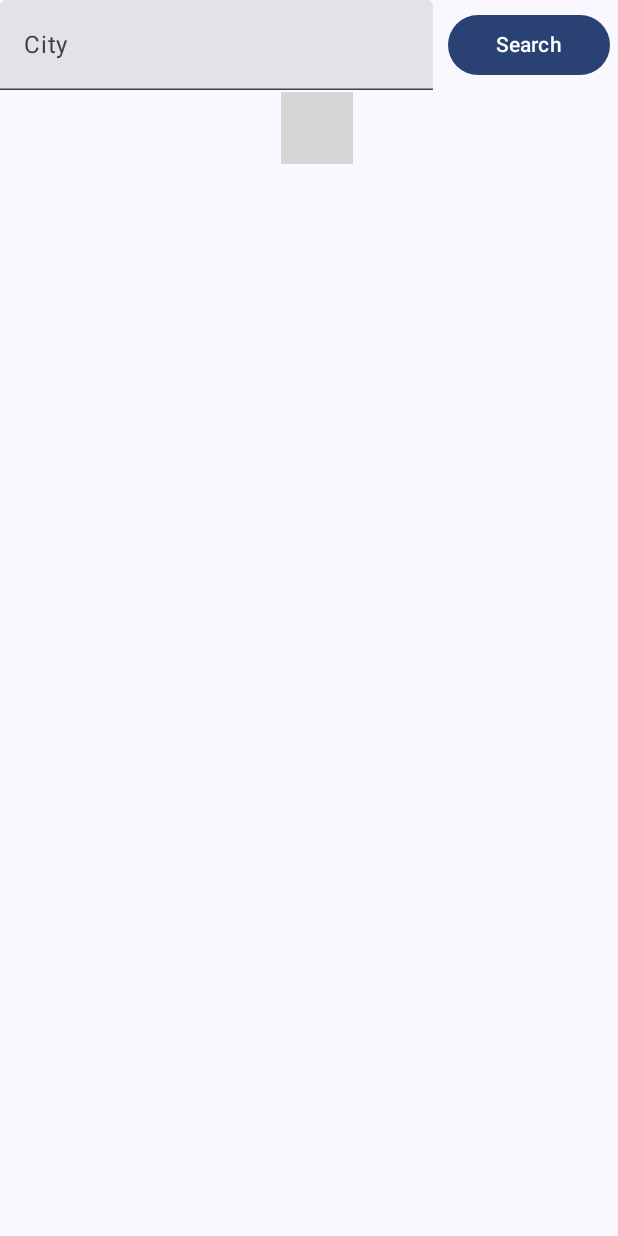
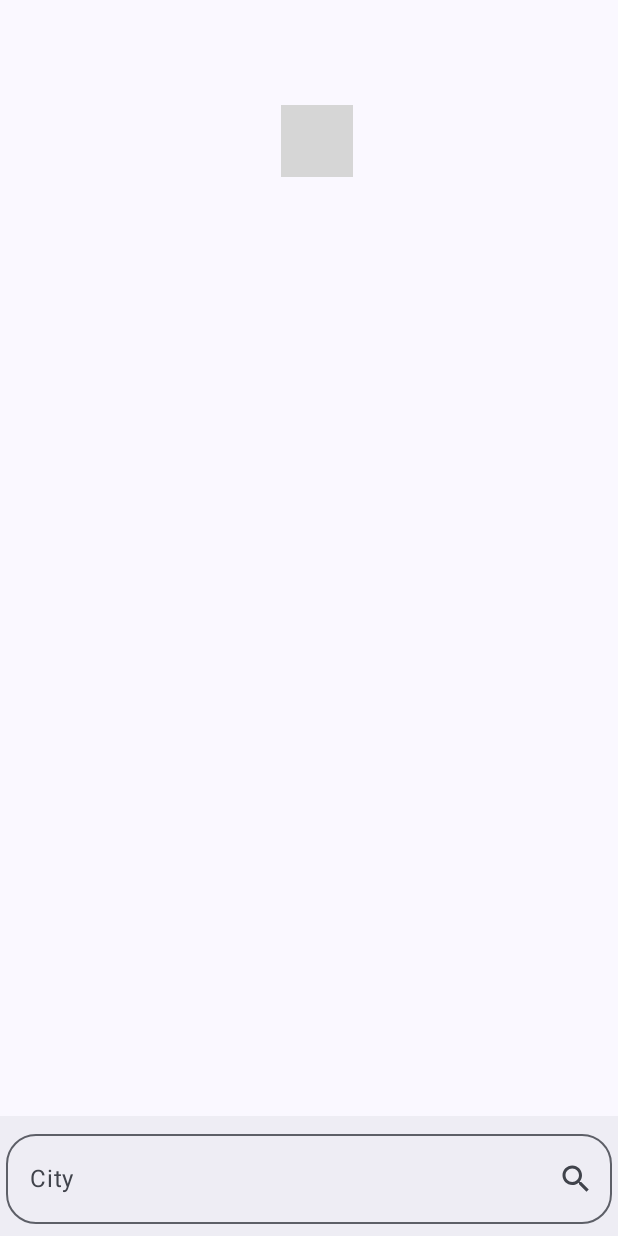
Before and after one commit to z18s/WeatherApp, an Android app built with Jetpack Compose: the screen it shows after launch (MainActivity), on a phone screen of 412 x 824 dp. Run offline under Robolectric (Android 15) with nearby library versions, the phone set to English and light mode, and no system bars; our stand-ins replace Room's generated code, RxJava; libraries missing offline, so code that uses them is left out: com.bumptech.glide; 1 statement that could not run was skipped; grey boxes are pictures that could not be loaded.

Commit message:
update: ui

```diff
--- a/app/src/main/AndroidManifest.xml
+++ b/app/src/main/AndroidManifest.xml
@@ -18,7 +18,8 @@
         tools:targetApi="31">
         <activity
             android:name=".ui.MainActivity"
-            android:exported="true">
+            android:exported="true"
+            android:windowSoftInputMode="adjustResize">
             <intent-filter>
                 <action android:name="android.intent.action.MAIN" />
                 <category android:name="android.intent.category.LAUNCHER" />
--- a/app/src/main/java/com/example/weatherapp/mvp/presenter/IMainPresenter.kt
+++ b/app/src/main/java/com/example/weatherapp/mvp/presenter/IMainPresenter.kt
@@ -6,7 +6,6 @@ interface IMainPresenter {
     fun attachView(view: IMainView)
     fun detachView()
     fun onSearchClick(request: String)
-    fun onFavoriteItemClick(request: String)
     fun onFavoriteIconClick()
     fun update()
 }
--- a/app/src/main/java/com/example/weatherapp/mvp/presenter/MainPresenter.kt
+++ b/app/src/main/java/com/example/weatherapp/mvp/presenter/MainPresenter.kt
@@ -24,11 +24,6 @@ class MainPresenter(private val api: IApiConnection, private val db: IDatabaseCo
 
     override fun onSearchClick(request: String) {
         getWeatherByCity(request)
-    }
-
-    override fun onFavoriteItemClick(request: String) {
-        view?.setSearchText(request)
-        onSearchClick(request)
     }
 
     override fun onFavoriteIconClick() {
--- a/app/src/main/java/com/example/weatherapp/mvp/view/IMainView.kt
+++ b/app/src/main/java/com/example/weatherapp/mvp/view/IMainView.kt
@@ -1,9 +1,6 @@
 package com.example.weatherapp.mvp.view
 
-import androidx.compose.runtime.Composable
-
 interface IMainView {
-    fun setSearchText(text: String)
     fun setWeatherData(city: String, weather: String, icon: Pair<String, String>)
     fun setFavoriteIcon(state: Boolean)
     fun setFavoritesList(list: List<Pair<String, String>>)
--- a/app/src/main/java/com/example/weatherapp/ui/MainActivity.kt
+++ b/app/src/main/java/com/example/weatherapp/ui/MainActivity.kt
@@ -11,7 +11,6 @@ import androidx.compose.foundation.layout.Column
 import androidx.compose.foundation.layout.PaddingValues
 import androidx.compose.foundation.layout.Row
 import androidx.compose.foundation.layout.Spacer
-import androidx.compose.foundation.layout.fillMaxSize
 import androidx.compose.foundation.layout.fillMaxWidth
 import androidx.compose.foundation.layout.height
 import androidx.compose.foundation.layout.padding
@@ -22,13 +21,16 @@ import androidx.compose.foundation.shape.RoundedCornerShape
 import androidx.compose.material.icons.Icons
 import androidx.compose.material.icons.filled.Favorite
 import androidx.compose.material.icons.filled.FavoriteBorder
-import androidx.compose.material3.Button
+import androidx.compose.material.icons.filled.Search
+import androidx.compose.material3.BottomAppBar
+import androidx.compose.material3.ExperimentalMaterial3Api
 import androidx.compose.material3.Icon
 import androidx.compose.material3.IconButton
 import androidx.compose.material3.MaterialTheme
-import androidx.compose.material3.Surface
+import androidx.compose.material3.OutlinedTextField
+import androidx.compose.material3.Scaffold
 import androidx.compose.material3.Text
-import androidx.compose.material3.TextField
+import androidx.compose.material3.TopAppBar
 import androidx.compose.runtime.Composable
 import androidx.compose.runtime.MutableState
 import androidx.compose.runtime.mutableStateOf
@@ -37,6 +39,7 @@ import androidx.compose.ui.Alignment
 import androidx.compose.ui.Modifier
 import androidx.compose.ui.draw.clip
 import androidx.compose.ui.graphics.Color
+import androidx.compose.ui.platform.LocalFocusManager
 import androidx.compose.ui.res.dimensionResource
 import androidx.compose.ui.res.stringResource
 import androidx.compose.ui.tooling.preview.Preview
@@ -88,6 +91,7 @@ class MainActivity : ComponentActivity(), IMainView {
             val iconDescription = savedInstanceState?.getString(ICON_DESCRIPTION_TAG, EMPTY_STRING) ?: EMPTY_STRING
             val status = savedInstanceState?.getBoolean(FAVORITE_TAG, false) ?: false
             val list = emptyList<Pair<String, String>>()
+
             queryState = remember { mutableStateOf(query) }
             cityState = remember { mutableStateOf(city) }
             weatherState = remember { mutableStateOf(weather) }
@@ -98,68 +102,57 @@ class MainActivity : ComponentActivity(), IMainView {
             presenter.update()
 
             WeatherAppTheme {
-                Surface(modifier = Modifier.fillMaxSize(), color = MaterialTheme.colorScheme.background) {
-                    MainScreen(queryState, cityState, weatherState, favoriteStatusState, favoritesListState)
-                }
-            }
-        }
-    }
-
-    @Composable
-    private fun MainScreen(
-        query: MutableState<String>,
-        city: MutableState<String>,
-        weather: MutableState<String>,
-        favoriteStatus: MutableState<Boolean>,
-        favoritesList: MutableState<List<Pair<String, String>>>
-    ) {
-        Column {
-            SearchField(query)
-            CurrentWeather(city, weather, favoriteStatus)
-            FavoritesList(favoritesList)
-        }
-    }
-
-    @Composable
-    private fun SearchField(query: MutableState<String>) {
-        val spacerWidth = dimensionResource(R.dimen.spacer_width)
-
-        Row(
-            verticalAlignment = Alignment.CenterVertically,
-            modifier = Modifier
-                .fillMaxWidth()
-        ) {
-            TextField(
-                value = query.value,
-                onValueChange = { query.value = it },
-                textStyle = MaterialTheme.typography.titleLarge,
-                placeholder = { Text(stringResource(R.string.search_field_description)) },
-                singleLine = true,
-                modifier = Modifier
-                    .fillMaxWidth(0.7f)
-            )
-
-            Spacer(modifier = Modifier.width(spacerWidth))
-
-            Button(
-                onClick = { presenter.onSearchClick(query.value) },
-                modifier = Modifier
-                    .fillMaxWidth(0.95f)
-            ) {
-                Text(
-                    text = stringResource(R.string.search_button_text)
+                Scaffold(
+                    topBar = { TopBar(cityState, favoriteStatusState) },
+                    content = { paddings -> MainScreen(paddings, weatherState, favoritesListState) },
+                    bottomBar = { BottomBar(queryState) }
                 )
             }
         }
     }
 
+    @OptIn(ExperimentalMaterial3Api::class)
+    @Composable
+    private fun TopBar(
+        city: MutableState<String>,
+        favoriteStatus: MutableState<Boolean>
+    ) {
+        TopAppBar(
+            title = {
+                Text(
+                    text = city.value,
+                    style = MaterialTheme.typography.titleMedium
+                )
+            },
+            actions = {
+                if (city.value != EMPTY_STRING) {
+                    IconButton(onClick = { presenter.onFavoriteIconClick() }) {
+                        Icon(
+                            imageVector = if (favoriteStatus.value) (Icons.Filled.Favorite) else (Icons.Filled.FavoriteBorder),
+                            contentDescription = stringResource(R.string.image_favorite_description),
+                            tint = if (favoriteStatus.value) (Color.Red) else (Color.Black)
+                        )
+                    }
+                }
+            }
+        )
+    }
+
+    @Composable
+    private fun MainScreen(
+        paddings: PaddingValues,
+        weather: MutableState<String>,
+        favoritesList: MutableState<List<Pair<String, String>>>
+    ) {
+        Column (modifier = Modifier.padding(paddings)) {
+            CurrentWeather(weather)
+            FavoritesList(favoritesList)
+        }
+    }
+
     @OptIn(ExperimentalGlideComposeApi::class)
     @Composable
-    private fun CurrentWeather(
-        city: MutableState<String>,
-        weather: MutableState<String>,
-        favoriteStatus: MutableState<Boolean>
-    ) {
+    private fun CurrentWeather(weather: MutableState<String>) {
         val weatherFieldHeight = dimensionResource(R.dimen.weather_field_height)
         val spacerWidth = dimensionResource(R.dimen.spacer_width)
 
@@ -171,13 +164,6 @@ class MainActivity : ComponentActivity(), IMainView {
                 .height(weatherFieldHeight)
         ) {
             Text(
-                text = city.value,
-                style = MaterialTheme.typography.titleMedium
-            )
-
-            Spacer(modifier = Modifier.width(spacerWidth))
-
-            Text(
                 text = weather.value,
                 style = MaterialTheme.typography.titleMedium
             )
@@ -185,18 +171,6 @@ class MainActivity : ComponentActivity(), IMainView {
             Spacer(modifier = Modifier.width(spacerWidth))
 
             GlideImage(model = iconState.value.first, contentDescription = iconState.value.second)
-
-            Spacer(modifier = Modifier.width(spacerWidth))
-
-            if (city.value != EMPTY_STRING) {
-                IconButton(onClick = { presenter.onFavoriteIconClick() }) {
-                    Icon(
-                        imageVector = if (favoriteStatus.value) (Icons.Filled.Favorite) else (Icons.Filled.FavoriteBorder),
-                        contentDescription = stringResource(R.string.image_favorite_description),
-                        tint = if (favoriteStatus.value) (Color.Red) else (Color.Black)
-                    )
-                }
-            }
         }
     }
 
@@ -232,7 +206,7 @@ class MainActivity : ComponentActivity(), IMainView {
                 modifier = Modifier
                     .fillMaxWidth(0.8f)
                     .padding(itemPaddings)
-                    .clickable { presenter.onFavoriteItemClick(pair.first) }
+                    .clickable { presenter.onSearchClick(pair.first) }
             )
 
             Spacer(modifier = Modifier.width(spacerWidth))
@@ -247,6 +221,38 @@ class MainActivity : ComponentActivity(), IMainView {
         }
     }
 
+    @Composable
+    private fun BottomBar(query: MutableState<String>) {
+        val focusManager = LocalFocusManager.current
+        val shapeCorner = dimensionResource(R.dimen.search_shape_corner)
+
+        BottomAppBar {
+            OutlinedTextField(
+                value = query.value,
+                onValueChange = { query.value = it },
+                textStyle = MaterialTheme.typography.titleLarge,
+                placeholder = { Text(stringResource(R.string.search_field_description)) },
+                trailingIcon = {
+                    IconButton(
+                        onClick = {
+                            presenter.onSearchClick(query.value)
+                            focusManager.clearFocus()
+                        }
+                    ) {
+                        Icon(
+                            imageVector = Icons.Filled.Search,
+                            contentDescription = stringResource(R.string.search_button_text)
+                        )
+                    }
+                },
+                isError = false,
+                singleLine = true,
+                shape = RoundedCornerShape(shapeCorner),
+                modifier = Modifier.fillMaxWidth()
+            )
+        }
+    }
+
     @Preview(showBackground = true)
     @Composable
     private fun DefaultPreview() {
@@ -257,15 +263,16 @@ class MainActivity : ComponentActivity(), IMainView {
         favoritesListState = remember { mutableStateOf(listOf("1111" to "1", "2222" to "2", "3333" to "3")) }
 
         WeatherAppTheme {
-            MainScreen(queryState, cityState, weatherState, favoriteStatusState, favoritesListState)
+            Scaffold(
+                topBar = { TopBar(cityState, favoriteStatusState) },
+                content = { paddings -> MainScreen(paddings, weatherState, favoritesListState) },
+                bottomBar = { BottomBar(queryState) }
+            )
         }
     }
 
-    override fun setSearchText(text: String) {
-        queryState.value = text
-    }
-
     override fun setWeatherData(city: String, weather: String, icon: Pair<String, String>) {
+        queryState.value = EMPTY_STRING
         cityState.value = city
         weatherState.value = weather
         iconState.value = getIconUrl(icon.first) to icon.second
--- a/app/src/main/res/values/dimens.xml
+++ b/app/src/main/res/values/dimens.xml
@@ -4,8 +4,9 @@
     <dimen name="list_paddings">6dp</dimen>
     <dimen name="item_paddings">6dp</dimen>
     <dimen name="list_shape_corner">4dp</dimen>
+    <dimen name="search_shape_corner">20dp</dimen>
 
-    <dimen name="weather_field_height">50dp</dimen>
+    <dimen name="weather_field_height">60dp</dimen>
     <dimen name="spacer_height">10dp</dimen>
     <dimen name="spacer_width">10dp</dimen>
 </resources>
```
